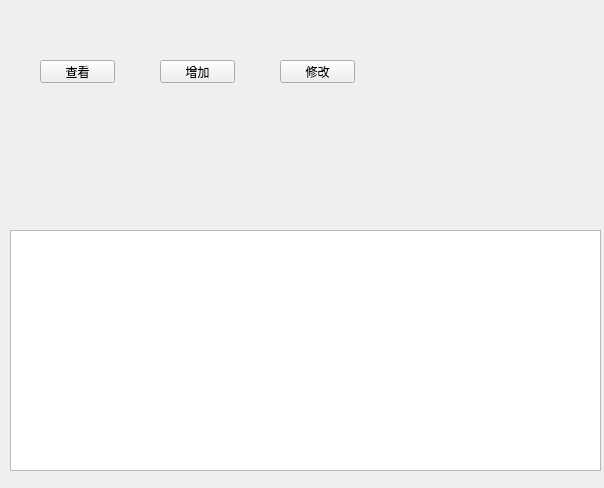
Qt form src/EmployeeManager/employeemanageui.ui (hcc01/ELIMS) before a commit.
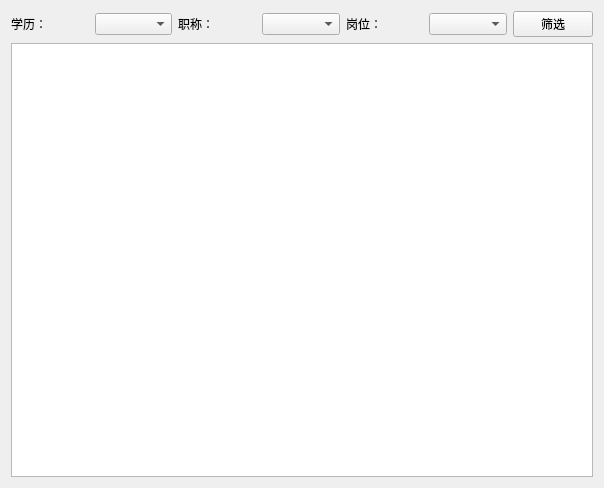
The same form after that commit. Custom widgets are drawn as their Qt base class.

```diff
--- a/src/EmployeeManager/employeemanageui.ui
+++ b/src/EmployeeManager/employeemanageui.ui
@@ -13,56 +13,60 @@
   <property name="windowTitle">
    <string>Form</string>
   </property>
-  <widget class="QTableView" name="tableView">
-   <property name="geometry">
-    <rect>
-     <x>10</x>
-     <y>230</y>
-     <width>591</width>
-     <height>241</height>
-    </rect>
-   </property>
-  </widget>
-  <widget class="QPushButton" name="pushButton">
-   <property name="geometry">
-    <rect>
-     <x>160</x>
-     <y>60</y>
-     <width>75</width>
-     <height>23</height>
-    </rect>
-   </property>
-   <property name="text">
-    <string>增加</string>
-   </property>
-  </widget>
-  <widget class="QPushButton" name="pushButton_2">
-   <property name="geometry">
-    <rect>
-     <x>280</x>
-     <y>60</y>
-     <width>75</width>
-     <height>23</height>
-    </rect>
-   </property>
-   <property name="text">
-    <string>修改</string>
-   </property>
-  </widget>
-  <widget class="QPushButton" name="pushButton_3">
-   <property name="geometry">
-    <rect>
-     <x>40</x>
-     <y>60</y>
-     <width>75</width>
-     <height>23</height>
-    </rect>
-   </property>
-   <property name="text">
-    <string>查看</string>
-   </property>
-  </widget>
+  <layout class="QGridLayout" name="gridLayout">
+   <item row="0" column="0">
+    <layout class="QHBoxLayout" name="horizontalLayout">
+     <item>
+      <widget class="QLabel" name="label">
+       <property name="text">
+        <string>学历：</string>
+       </property>
+      </widget>
+     </item>
+     <item>
+      <widget class="QComboBox" name="comboBox_2"/>
+     </item>
+     <item>
+      <widget class="QLabel" name="label_2">
+       <property name="text">
+        <string>职称：</string>
+       </property>
+      </widget>
+     </item>
+     <item>
+      <widget class="QComboBox" name="comboBox"/>
+     </item>
+     <item>
+      <widget class="QLabel" name="label_3">
+       <property name="text">
+        <string>岗位：</string>
+       </property>
+      </widget>
+     </item>
+     <item>
+      <widget class="QComboBox" name="comboBox_3"/>
+     </item>
+     <item>
+      <widget class="QPushButton" name="pushButton">
+       <property name="text">
+        <string>筛选</string>
+       </property>
+      </widget>
+     </item>
+    </layout>
+   </item>
+   <item row="1" column="0">
+    <widget class="MyTableView" name="tableView"/>
+   </item>
+  </layout>
  </widget>
+ <customwidgets>
+  <customwidget>
+   <class>MyTableView</class>
+   <extends>QTableView</extends>
+   <header>mytableview.h</header>
+  </customwidget>
+ </customwidgets>
  <resources/>
  <connections/>
 </ui>
```
